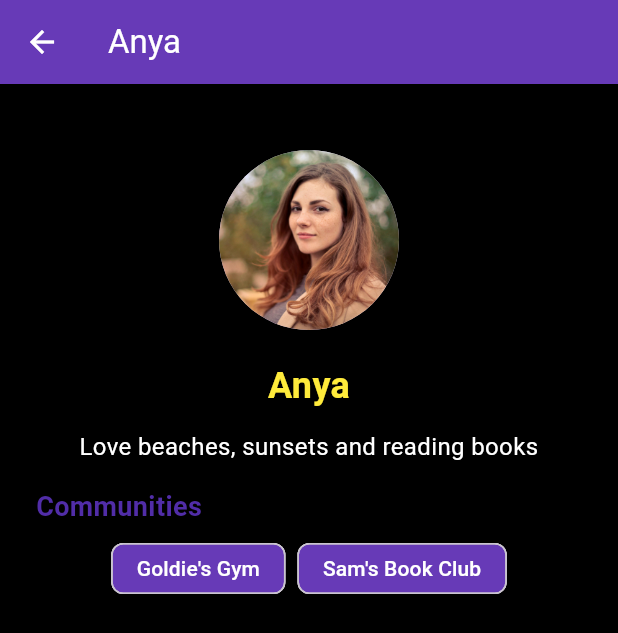
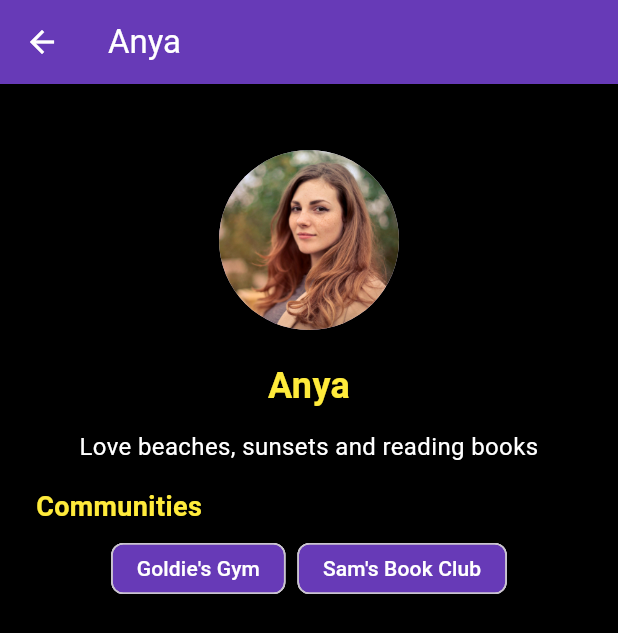
Before and after one commit to Saahil-Gupta/Umee-social, a Flutter app: the ProfileDetailScreen screen opened directly with sample values from the repository, on a phone screen of 412 x 824 dp. Shown: the top 633 px of the screen. Run offline on Flutter 3.47's test engine with Material 3 defaults, Android fonts, the phone set to English and light mode, and no system bars; our stand-ins replace flutter_card_swiper, image_picker.

Commit message:
Debugging Fixes

```diff
--- a/umee/lib/screens/match_screen.dart
+++ b/umee/lib/screens/match_screen.dart
@@ -25,16 +25,11 @@ class _MatchScreenState extends State<MatchScreen> {
     }
 
     void _resetDeck() {
-        // 1) clear previous matches
         matchedUsers.clear();
-        // 2) initialize available users from mockUsers
         _availableUsers = List.from(mockMatchers);
-        // 3) reset controller and key
         _controller = CardSwiperController();
         _deckKey = UniqueKey();
-        // 4) build card widgets list
         _buildCards();
-        // 5) update empty state
         setState(() {
             _isDeckEmpty = _availableUsers.isEmpty;
         });
--- a/umee/lib/screens/profile_detail_screen.dart
+++ b/umee/lib/screens/profile_detail_screen.dart
@@ -61,7 +61,7 @@ class ProfileDetailScreen extends StatelessWidget {
                   style: TextStyle(
                     fontSize: 18,
                     fontWeight: FontWeight.bold,
-                    color: Colors.deepPurple.shade700,
+                    color: Colors.yellow,
                   ),
                 ),
               ),
```
